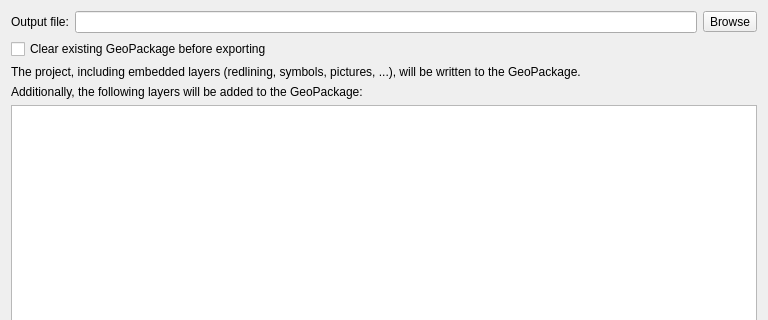
Qt form share/python/plugins/kadas_gpkg/kadas_gpkg_export_dialog.ui (kadas-albireo/kadas-albireo2) before a commit; both pictures show x 0 to 768 and y 0 to 320 of the 768 by 661 pixel window.
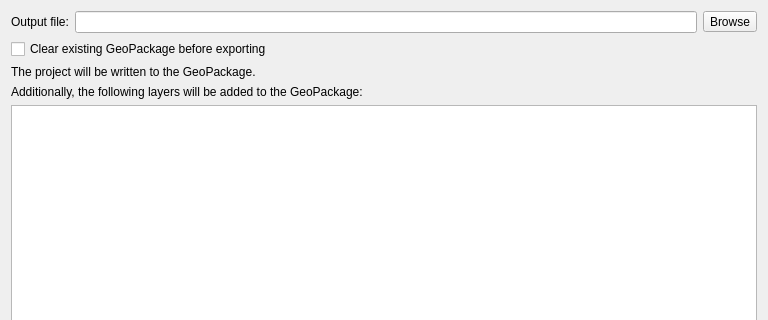
The same form after that commit. Custom widgets are drawn as their Qt base class.

Commit message: Gpkg redlining export selection

What changed in the file:
```diff
--- a/share/python/plugins/kadas_gpkg/kadas_gpkg_export_dialog.ui
+++ b/share/python/plugins/kadas_gpkg/kadas_gpkg_export_dialog.ui
@@ -55,7 +55,7 @@
    <item row="2" column="0" colspan="2">
     <widget class="QLabel" name="label_2">
      <property name="text">
-      <string>The project, including embedded layers (redlining, symbols, pictures, ...), will be written to the GeoPackage.</string>
+      <string>The project will be written to the GeoPackage.</string>
      </property>
      <property name="wordWrap">
       <bool>true</bool>
```
The commit also changes 3 other files.
